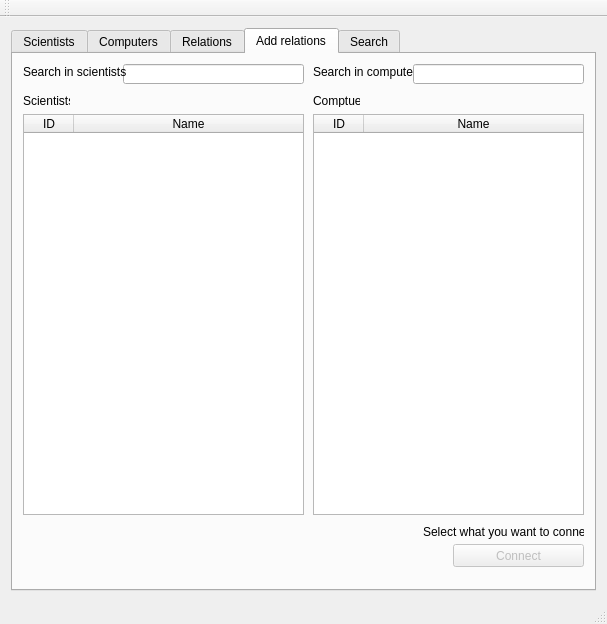
The window that mainwindow.ui (hrafnhildurs/skil3) describes before a commit, drawn with Qt 5.
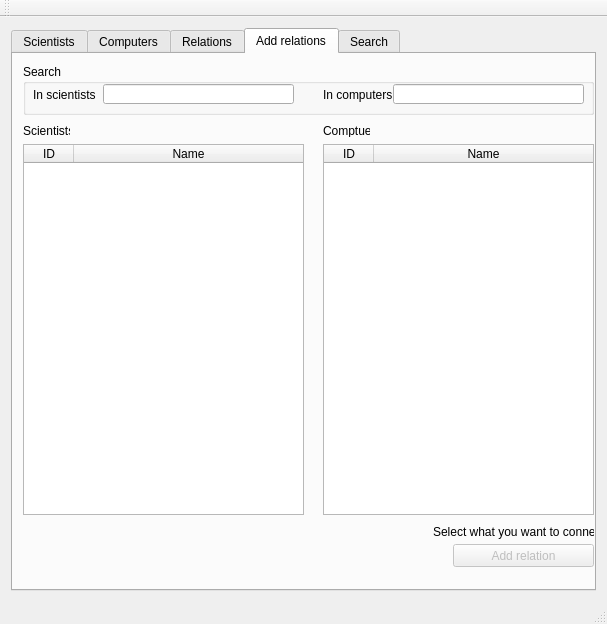
The same window after the commit. The open tabs and pages were chosen to show the change.

```diff
--- a/mainwindow.ui
+++ b/mainwindow.ui
@@ -587,19 +587,19 @@
          <rect>
           <x>440</x>
           <y>490</y>
-          <width>131</width>
+          <width>141</width>
           <height>23</height>
          </rect>
         </property>
         <property name="text">
-         <string>Connect</string>
+         <string>Add relation</string>
         </property>
        </widget>
        <widget class="QLabel" name="label_11">
         <property name="geometry">
          <rect>
           <x>10</x>
-          <y>40</y>
+          <y>70</y>
           <width>47</width>
           <height>13</height>
          </rect>
@@ -611,8 +611,8 @@
        <widget class="QLabel" name="label_12">
         <property name="geometry">
          <rect>
-          <x>300</x>
-          <y>40</y>
+          <x>310</x>
+          <y>70</y>
           <width>47</width>
           <height>13</height>
          </rect>
@@ -621,56 +621,10 @@
          <string>Comptuers</string>
         </property>
        </widget>
-       <widget class="QLineEdit" name="input_searchProg">
-        <property name="geometry">
-         <rect>
-          <x>110</x>
-          <y>10</y>
-          <width>181</width>
-          <height>20</height>
-         </rect>
-        </property>
-       </widget>
-       <widget class="QLabel" name="label_13">
-        <property name="geometry">
-         <rect>
-          <x>10</x>
-          <y>10</y>
-          <width>111</width>
-          <height>16</height>
-         </rect>
-        </property>
-        <property name="text">
-         <string>Search in scientists</string>
-        </property>
-       </widget>
-       <widget class="QLabel" name="label_14">
-        <property name="geometry">
-         <rect>
-          <x>300</x>
-          <y>10</y>
-          <width>111</width>
-          <height>16</height>
-         </rect>
-        </property>
-        <property name="text">
-         <string>Search in computers</string>
-        </property>
-       </widget>
-       <widget class="QLineEdit" name="input_searchComp">
-        <property name="geometry">
-         <rect>
-          <x>400</x>
-          <y>10</y>
-          <width>171</width>
-          <height>20</height>
-         </rect>
-        </property>
-       </widget>
        <widget class="QLabel" name="label_15">
         <property name="geometry">
          <rect>
-          <x>410</x>
+          <x>420</x>
           <y>470</y>
           <width>161</width>
           <height>16</height>
@@ -684,9 +638,9 @@
         <property name="geometry">
          <rect>
           <x>10</x>
-          <y>60</y>
+          <y>90</y>
           <width>281</width>
-          <height>401</height>
+          <height>371</height>
          </rect>
         </property>
         <property name="selectionBehavior">
@@ -721,10 +675,10 @@
        <widget class="QTableWidget" name="table_realation_computers">
         <property name="geometry">
          <rect>
-          <x>300</x>
-          <y>60</y>
+          <x>310</x>
+          <y>90</y>
           <width>271</width>
-          <height>401</height>
+          <height>371</height>
          </rect>
         </property>
         <property name="autoFillBackground">
@@ -759,6 +713,65 @@
          </property>
         </column>
        </widget>
+       <widget class="QGroupBox" name="groupBox_3">
+        <property name="geometry">
+         <rect>
+          <x>10</x>
+          <y>10</y>
+          <width>571</width>
+          <height>51</height>
+         </rect>
+        </property>
+        <property name="title">
+         <string>Search</string>
+        </property>
+        <widget class="QLineEdit" name="input_searchProg">
+         <property name="geometry">
+          <rect>
+           <x>80</x>
+           <y>20</y>
+           <width>191</width>
+           <height>20</height>
+          </rect>
+         </property>
+        </widget>
+        <widget class="QLabel" name="label_13">
+         <property name="geometry">
+          <rect>
+           <x>10</x>
+           <y>20</y>
+           <width>71</width>
+           <height>21</height>
+          </rect>
+         </property>
+         <property name="text">
+          <string>In scientists</string>
+         </property>
+        </widget>
+        <widget class="QLineEdit" name="input_searchComp">
+         <property name="geometry">
+          <rect>
+           <x>370</x>
+           <y>20</y>
+           <width>191</width>
+           <height>20</height>
+          </rect>
+         </property>
+        </widget>
+        <widget class="QLabel" name="label_14">
+         <property name="geometry">
+          <rect>
+           <x>300</x>
+           <y>20</y>
+           <width>71</width>
+           <height>21</height>
+          </rect>
+         </property>
+         <property name="text">
+          <string>In computers</string>
+         </property>
+        </widget>
+       </widget>
       </widget>
       <widget class="QWidget" name="tab_8">
        <attribute name="title">
```
Left out of the diff: 79 changed lines with no effect on the pictures.
